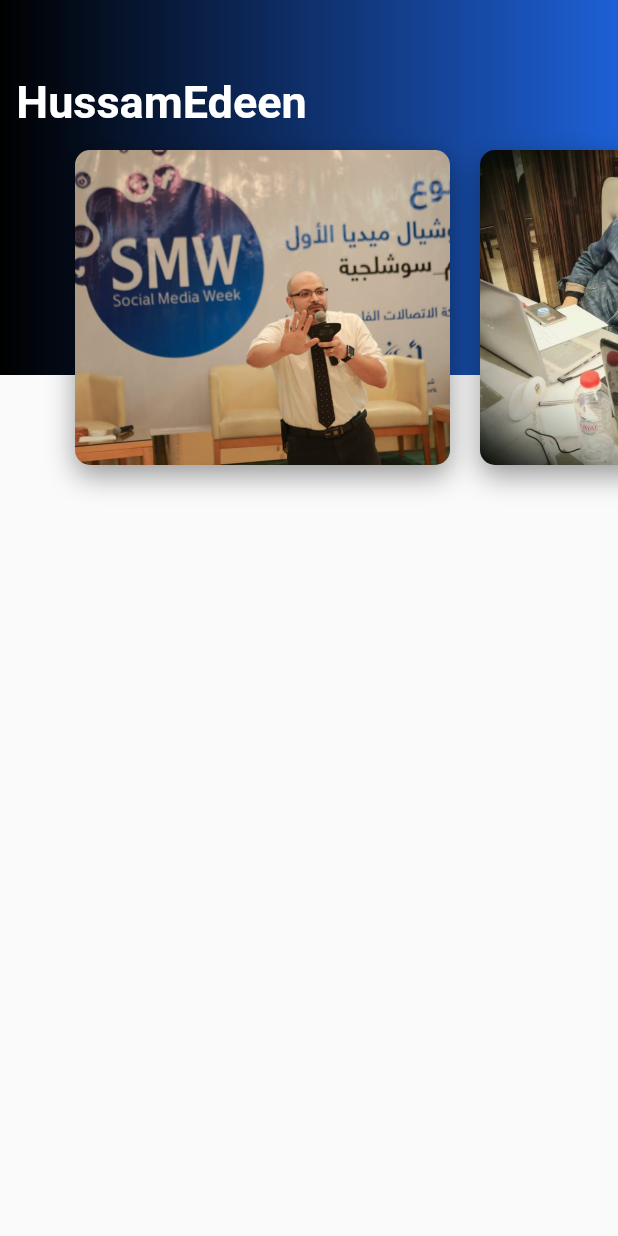
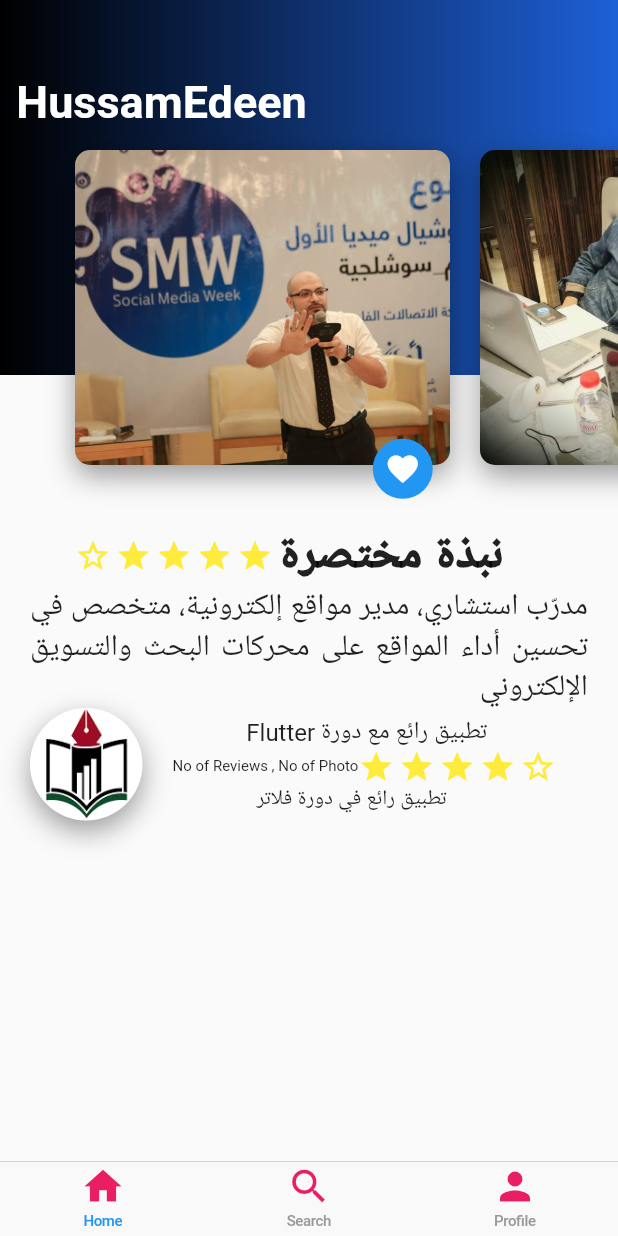
Before and after one commit to Hussamedeen/hussamedeen_cv, a Flutter app: the screen it shows after launch, on a phone screen of 412 x 824 dp. Run offline on Flutter 3.47's test engine with Material 2 defaults, Android fonts, the phone set to English and light mode, and no system bars.

Commit message:
Class 11-2

```diff
--- /dev/null
+++ b/lib/ButtonBlue.dart
@@ -0,0 +1,20 @@
+import 'package:flutter/material.dart';
+class ButtonBlue extends StatelessWidget {
+  @override
+  Widget build(BuildContext context) {
+    return Container(
+      height: 50,
+      width: 150,
+      decoration: BoxDecoration(
+        borderRadius: BorderRadius.circular(50),
+        gradient: LinearGradient(
+          colors: [
+            Color (0xFF4268D3),
+            Color (0xFF584CD1),
+          ]
+        ),
+      ),
+
+    );
+  }
+}
--- /dev/null
+++ b/lib/DescriptionBody.dart
@@ -0,0 +1,24 @@
+import 'package:flutter/material.dart';
+
+import 'ButtonBlue.dart';
+
+class DescriptionBody extends StatelessWidget {
+  @override
+  Widget build(BuildContext context) {
+    return Container(
+      margin: EdgeInsets.only(
+        //top: 370,
+        right: 20,
+        left: 20,
+      ),
+      child: Text(
+        "مدرّب استشاري، مدير مواقع إلكترونية، متخصص في تحسين أداء المواقع على محركات البحث والتسويق الإلكتروني",
+        textAlign: TextAlign.justify,
+        textDirection: TextDirection.rtl,
+        style: TextStyle(
+          fontSize: 20,
+        ),
+      ),
+    );
+  }
+}
--- a/lib/HeaderAppBar.dart
+++ b/lib/HeaderAppBar.dart
@@ -2,12 +2,18 @@ import 'package:flutter/material.dart';
 import 'package:hussamedeen_cv/ListViewCard.dart';
 import 'package:hussamedeen_cv/ListViewCard.dart';
 import 'BlackColor.dart';
+import 'ButtonBlue.dart';
+import 'DescriptionBody.dart';
+import 'ReviewList.dart';
+import 'description.dart';
 class HeaderAppBar extends StatelessWidget{
   @override
   Widget build(BuildContext context) {
     // TODO: implement build
     return Scaffold(
-      body: Stack(
+      body: Column(
+        children:[
+        Stack(
         children: <Widget>[
           BlackColor(),
      Container (
@@ -19,10 +25,13 @@ class HeaderAppBar extends StatelessWidget{
      ),
           ListViewCard(),
 
-
-        ],
+  ],
       ),
-    );
+          Decription(),
+          DescriptionBody(),
+        //  ButtonBlue(),
+          ReviewList(),
+   ]) );
   }
 
 }
--- /dev/null
+++ b/lib/Home2.dart
@@ -0,0 +1,13 @@
+import 'package:flutter/material.dart';
+
+class home2 extends StatelessWidget {
+  @override
+  Widget build(BuildContext context) {
+    return Container(
+ decoration: BoxDecoration(
+   color: Colors.yellow
+ ),
+
+    );
+  }
+}
--- a/lib/ImageCard.dart
+++ b/lib/ImageCard.dart
@@ -1,19 +1,20 @@
 import 'package:flutter/material.dart';
+
 class ImageCard extends StatelessWidget {
   String imagePath;
-  ImageCard(String imagePath){
-    this.imagePath=imagePath;
+  ImageCard(String imagePath) {
+    this.imagePath = imagePath;
   }
   @override
   Widget build(BuildContext context) {
     // TODO: implement build
     return Stack(
-      alignment: Alignment(0.9,1.1),
+      alignment: Alignment(0.9, 1.1),
       children: <Widget>[
- Container (
+        Container(
           height: 300,
           width: 250,
-   margin: EdgeInsets.only(top:70,left:20,bottom:10),
+          margin: EdgeInsets.only(top: 70, left: 20, bottom: 10),
           decoration: BoxDecoration(
               shape: BoxShape.rectangle,
               image: DecorationImage(
@@ -25,15 +26,23 @@ class ImageCard extends StatelessWidget {
                 BoxShadow(
                   color: Colors.black38,
                   blurRadius: 15.0,
-         offset: Offset(0.0,7.0),
-
+                  offset: Offset(0.0, 7.0),
                 )
-     ]
-
+              ]),
         ),
- )
+        Container(
+          height: 40,
+          width: 40,
+          decoration: BoxDecoration(
+            shape: BoxShape.circle,
+            color: Colors.blue,
+          ),
+          child: Icon(
+            Icons.favorite,
+            color: Colors.white,
+          ),
+        ),
       ],
     );
   }
-
 }
--- /dev/null
+++ b/lib/ReviewList.dart
@@ -0,0 +1,80 @@
+import 'package:flutter/material.dart';
+import 'package:hussamedeen_cv/starborderview.dart';
+import 'package:hussamedeen_cv/starsview.dart';
+class ReviewList extends StatelessWidget {
+  @override
+  Widget build(BuildContext context) {
+    return Row(
+      children: <Widget>[
+        Container(
+          height: 75,
+          width: 75,
+         margin: EdgeInsets.only(left: 20),
+          decoration: BoxDecoration(
+              shape: BoxShape.circle,
+              image: DecorationImage(
+                image: AssetImage("Assets/photo.jpg"),
+                fit: BoxFit.cover,
+              ),
+            //  borderRadius: BorderRadius.all(Radius.circular(10)),
+              boxShadow: <BoxShadow>[
+                BoxShadow(
+                  color: Colors.black38,
+                  blurRadius: 15.0,
+                  offset: Offset(0.0, 7.0),
+                )
+              ]),
+        ),
+Column(
+  children: <Widget>[
+    Container(
+      margin: EdgeInsets.only(
+        left: 20,
+      ),
+      child: Text(
+        "تطبيق رائع مع دورة Flutter",
+textDirection: TextDirection.rtl,
+style: TextStyle(
+fontSize: 16,
+),
+      ),
+    ),
+    Container(
+      margin: EdgeInsets.only(
+        left: 20,
+      ),
+      child:
+    Row(
+      children: <Widget>[
+        Container(
+//          margin: EdgeInsets.only(
+//          ),
+          child: Text(
+            "No of Reviews , No of Photo",
+            style: TextStyle(
+              fontSize: 10,
+            ),
+          ),
+        ),
+
+          Starsview(),
+          Starsview(),
+          Starsview(),
+          Starsview(),
+        Starborderview(),
+
+
+      ],
+    )),
+    Container(
+      child: Text(
+        "تطبيق رائع في دورة فلاتر"
+
+      ),
+    ),
+  ],
+),
+      ],
+    );
+  }
+}
--- /dev/null
+++ b/lib/cupertino_tab_bar.dart
@@ -0,0 +1,58 @@
+import 'package:flutter/cupertino.dart';
+import 'package:flutter/material.dart';
+import 'package:hussamedeen_cv/HeaderAppBar.dart';
+import 'package:hussamedeen_cv/Home2.dart';
+
+class cupertino_tap_bar extends StatelessWidget {
+
+  @override
+  Widget build(BuildContext context) {
+    // TODO: implement build
+    return Scaffold(
+      bottomNavigationBar: CupertinoTabScaffold(
+        tabBar: CupertinoTabBar(
+            items: [
+              BottomNavigationBarItem(
+                  icon: Icon(Icons.home, color: Colors.pink),
+                  title: Text("Home")
+              ),
+              BottomNavigationBarItem(
+                  icon: Icon(Icons.search, color: Colors.pink),
+                  title: Text("Search",
+                  style: TextStyle(
+                    color: Colors.pink
+                  ),
+                  )
+              ),
+              BottomNavigationBarItem(
+                  icon: Icon(Icons.person, color: Colors.pink),
+                  title: Text("Profile")
+              ),
+            ]
+        ),
+
+        tabBuilder: (BuildContext context, int index) {
+          switch (index) {
+            case 0:
+              return CupertinoTabView(
+                builder: (BuildContext context) => HeaderAppBar(),
+              );
+              break;
+            case 1:
+              return CupertinoTabView(
+                builder: (BuildContext context) => home2(),
+              );
+              break;
+            case 2:
+              return CupertinoTabView(
+                builder: (BuildContext context) => HeaderAppBar(),
+              );
+              break;
+
+          }
+
+        },
+      ),
+    );
+  }
+}
--- /dev/null
+++ b/lib/description.dart
@@ -0,0 +1,51 @@
+import 'package:flutter/material.dart';
+import 'package:hussamedeen_cv/starborderview.dart';
+import 'package:hussamedeen_cv/starsview.dart';
+
+class Decription extends StatelessWidget {
+  @override
+  Widget build(BuildContext context) {
+    return Column(
+      children: <Widget>[
+
+        Row(
+          children: <Widget>[
+            Row(
+              children: <Widget>[
+                Container(
+                  margin: EdgeInsets.only(
+                    right: 50,
+                  ),
+                ),
+                Starborderview(),
+                Starsview(),
+                Starsview(),
+                Starsview(),
+                Starsview(),
+
+              ],
+            ),
+            Container(
+//              margin: EdgeInsets.only(
+//                left: 50,
+//                right: 20,
+//              ),
+              child: Text(
+                "نبذة مختصرة",
+                style: TextStyle(
+                  fontWeight: FontWeight.w900,
+                  fontSize: 30,
+                ),
+                textAlign: TextAlign.right,
+              ),
+            ),
+
+
+          ],
+
+        ),
+      ],
+
+    );
+  }
+}
--- a/lib/main.dart
+++ b/lib/main.dart
@@ -1,6 +1,8 @@
 import 'package:flutter/material.dart';
+import 'package:hussamedeen_cv/cupertino_tab_bar.dart';
 
 import 'HeaderAppBar.dart';
+import 'description.dart';
 
 void main() => runApp(MyApp());
 
@@ -22,7 +24,8 @@ class MyApp extends StatelessWidget {
         // is not restarted.
         primarySwatch: Colors.blue,
       ),
-      home: HeaderAppBar() ,
+      home: cupertino_tap_bar() ,
+
 
     );
   }
--- /dev/null
+++ b/lib/starborderview.dart
@@ -0,0 +1,16 @@
+import 'package:flutter/material.dart';
+class Starborderview extends StatelessWidget {
+  @override
+  Widget build(BuildContext context) {
+    return Container(
+      margin: EdgeInsets.only(
+       // top: 320,
+        right: 3.0,
+      ),
+      child: Icon(
+        Icons.star_border,
+        color: Colors.yellow,
+      ),
+    );
+  }
+}
--- /dev/null
+++ b/lib/starsview.dart
@@ -0,0 +1,20 @@
+import 'package:flutter/material.dart';
+import 'package:hussamedeen_cv/starsview.dart';
+class Starsview extends StatelessWidget {
+  var type1;
+  var type2;
+  @override
+  Widget build(BuildContext context) {
+    return Container(
+      margin: EdgeInsets.only(
+        //top: 320,
+        right: 3.0,
+      ),
+      child: Icon(
+      Icons.star,
+        color: Colors.yellow,
+      ),
+
+    );
+  }
+}
```
Also changed, not shown: Assets/photo.jpg (added). Lines whose indentation alone changed are shown as unchanged.
